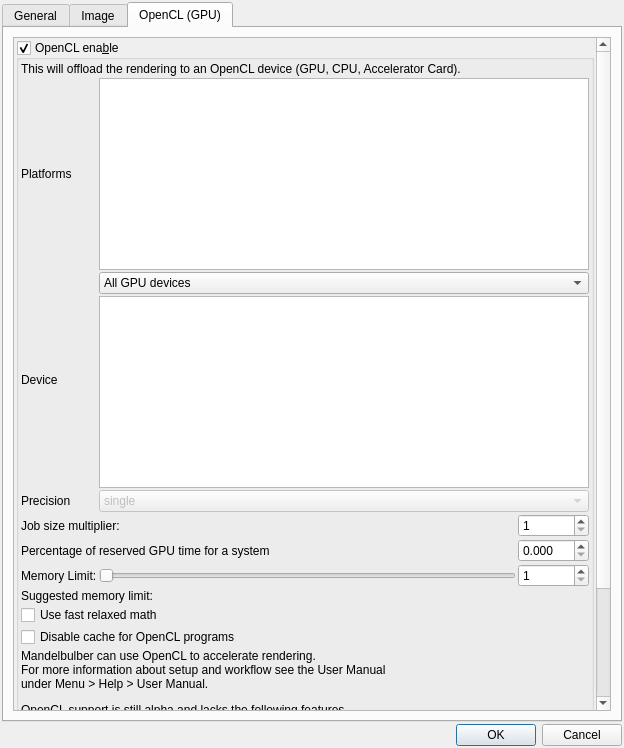
Before: the Qt Designer form mandelbulber2/qt/preferences_dialog.ui in buddhi1980/mandelbulber2, drawn with Qt 5.
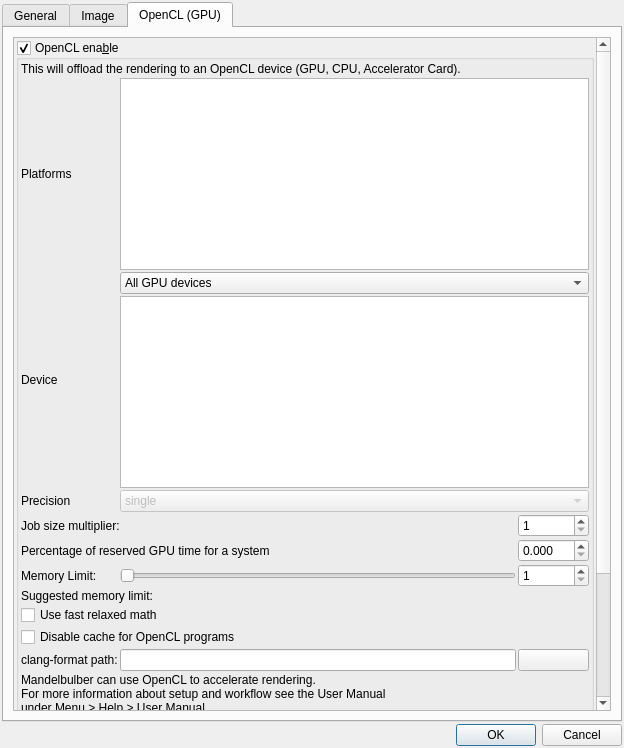
After: the same form once the commit is applied. The open tabs and pages were chosen to show the change. Icons and pictures are not drawn. Custom widgets are drawn as their Qt base class.

Commit message: custom formula: clang-format path customizable by preferences

```diff
--- a/mandelbulber2/qt/preferences_dialog.ui
+++ b/mandelbulber2/qt/preferences_dialog.ui
@@ -1646,6 +1646,27 @@
                   </property>
                  </widget>
                 </item>
+                <item row="9" column="0">
+                 <widget class="QLabel" name="label_clang_format_path">
+                  <property name="text">
+                   <string>clang-format path:</string>
+                  </property>
+                 </widget>
+                 </item>
+                <item row="9" column="1">
+                 <widget class="MyLineEdit" name="text_clang_format_path"/>
+                </item>
+                <item row="9" column="2">
+                 <widget class="QPushButton" name="pushButton_select_clang_format_path">
+                  <property name="text">
+                   <string/>
+                  </property>
+                  <property name="icon">
+                   <iconset theme="folder" resource="icons.qrc">
+                    <normaloff>:/system/icons/folder.svg</normaloff>:/system/icons/folder.svg</iconset>
+                  </property>
+                 </widget>
+                </item>
                </layout>
               </item>
               <item>
```
The commit also changes 4 other files.
